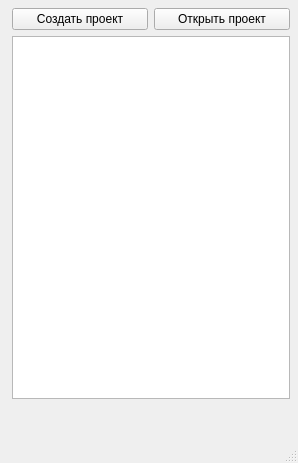
First picture: the form in mainwindow.ui, repository SamuraiGalahad/PifagorIDE, before the edit.
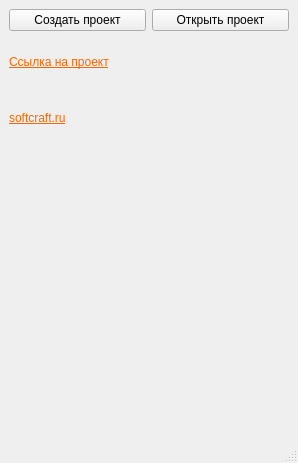
Second picture: the form after the edit.

```diff
--- a/mainwindow.ui
+++ b/mainwindow.ui
@@ -20,15 +20,8 @@
    <string>MainWindow</string>
   </property>
   <widget class="QWidget" name="centralwidget">
-   <widget class="QWidget" name="">
-    <property name="geometry">
-     <rect>
-      <x>12</x>
-      <y>8</y>
-      <width>278</width>
-      <height>391</height>
-     </rect>
-    </property>
+   <layout class="QVBoxLayout" name="verticalLayout_2">
+    <item>
     <layout class="QVBoxLayout" name="verticalLayout">
      <item>
       <layout class="QHBoxLayout" name="horizontalLayout_2">
@@ -48,11 +41,54 @@
        </item>
       </layout>
      </item>
+     </layout>
+    </item>
      <item>
-      <widget class="QListWidget" name="listWidget"/>
-     </item>
-    </layout>
-   </widget>
+     <widget class="QLabel" name="label">
+      <property name="minimumSize">
+       <size>
+        <width>0</width>
+        <height>50</height>
+       </size>
+      </property>
+      <property name="text">
+       <string>&lt;a href=&quot;https://github.com/SamuraiGalahad/PifagorIDE&quot; style=&quot;color:#FF6600;&quot;&gt;Ссылка на проект&lt;/a&gt;</string>
+      </property>
+      <property name="openExternalLinks">
+       <bool>true</bool>
+      </property>
+     </widget>
+    </item>
+    <item>
+     <widget class="QLabel" name="label_2">
+      <property name="minimumSize">
+       <size>
+        <width>0</width>
+        <height>50</height>
+       </size>
+      </property>
+      <property name="text">
+       <string>&lt;a href=&quot;http://www.softcraft.ru&quot; style=&quot;color:#FF6600;&quot;&gt;softcraft.ru&lt;/a&gt;</string>
+      </property>
+      <property name="openExternalLinks">
+       <bool>true</bool>
+      </property>
+     </widget>
+    </item>
+    <item>
+     <spacer name="verticalSpacer">
+      <property name="orientation">
+       <enum>Qt::Vertical</enum>
+      </property>
+      <property name="sizeHint" stdset="0">
+       <size>
+        <width>20</width>
+        <height>40</height>
+       </size>
+      </property>
+     </spacer>
+    </item>
+   </layout>
   </widget>
   <widget class="QMenuBar" name="menubar">
    <property name="geometry">
```
Lines whose indentation alone changed are shown as unchanged.
